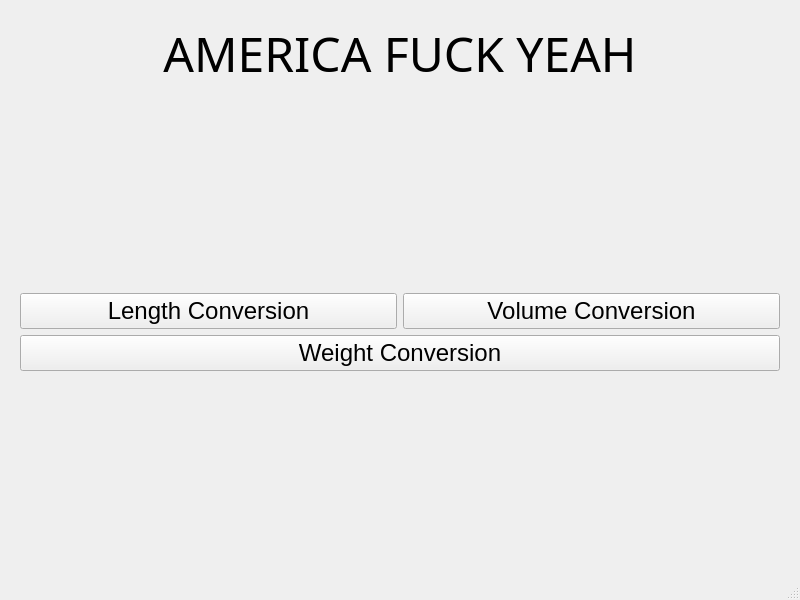
KaonWry/Patriot-Converter, file ui/main_window.ui: the form before one commit.
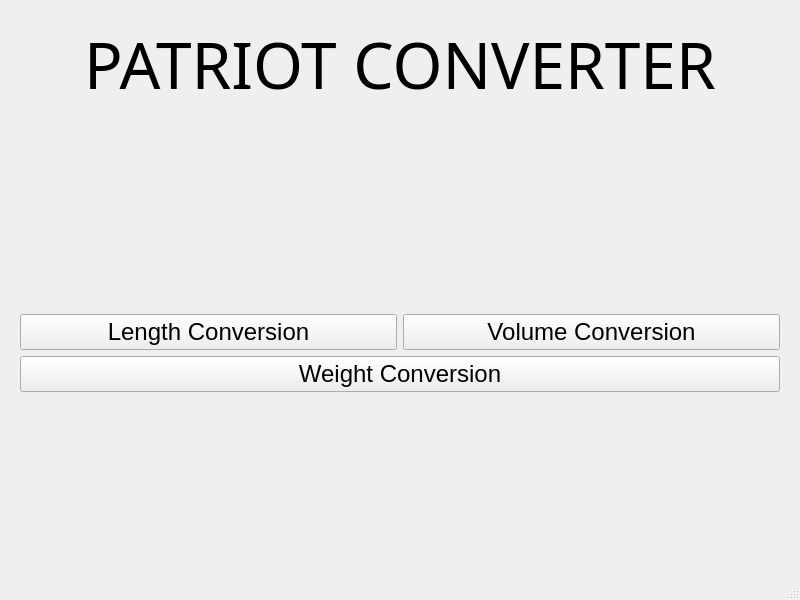
The form after the commit.

```diff
--- a/ui/main_window.ui
+++ b/ui/main_window.ui
@@ -106,7 +106,7 @@
       <property name="font">
        <font>
         <family>Impact</family>
-        <pointsize>36</pointsize>
+        <pointsize>48</pointsize>
        </font>
       </property>
       <property name="tabletTracking">
@@ -116,7 +116,7 @@
        <enum>Qt::LayoutDirection::LeftToRight</enum>
       </property>
       <property name="text">
-       <string>AMERICA FUCK YEAH</string>
+       <string>PATRIOT CONVERTER</string>
       </property>
       <property name="scaledContents">
        <bool>true</bool>
```
Left out of the diff: 82 changed lines with no effect on the pictures.
